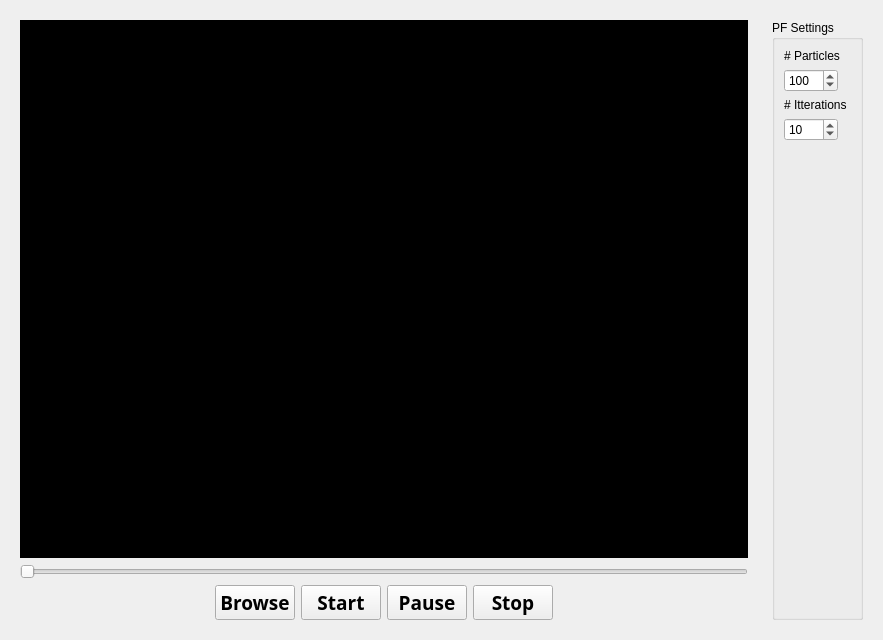
Before: the Qt Designer form forms/pfwidget.ui in Boazrciasn/RDFramework, drawn with Qt 5.
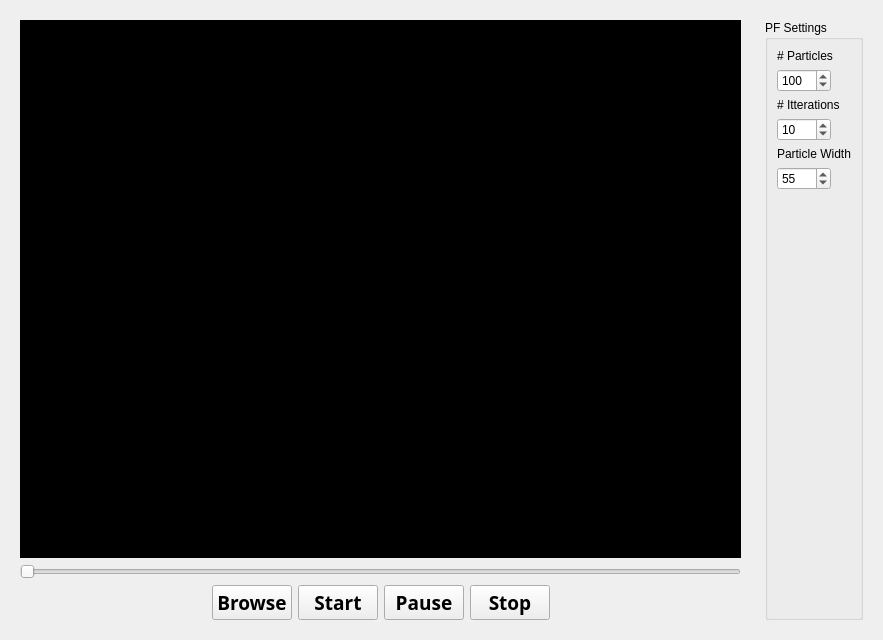
After: the same form once the commit is applied.

Patch:
```diff
--- a/forms/pfwidget.ui
+++ b/forms/pfwidget.ui
@@ -170,6 +170,23 @@
            </property>
           </widget>
          </item>
+         <item row="4" column="0">
+          <widget class="QLabel" name="particleWidthLbel">
+           <property name="text">
+            <string>Particle Width</string>
+           </property>
+          </widget>
+         </item>
+         <item row="5" column="0">
+          <widget class="QSpinBox" name="particleWidthLSpinBox">
+           <property name="maximum">
+            <number>1000</number>
+           </property>
+           <property name="value">
+            <number>55</number>
+           </property>
+          </widget>
+         </item>
         </layout>
        </widget>
       </item>
```
Left out of the diff: 17 changed lines with no effect on the pictures.
